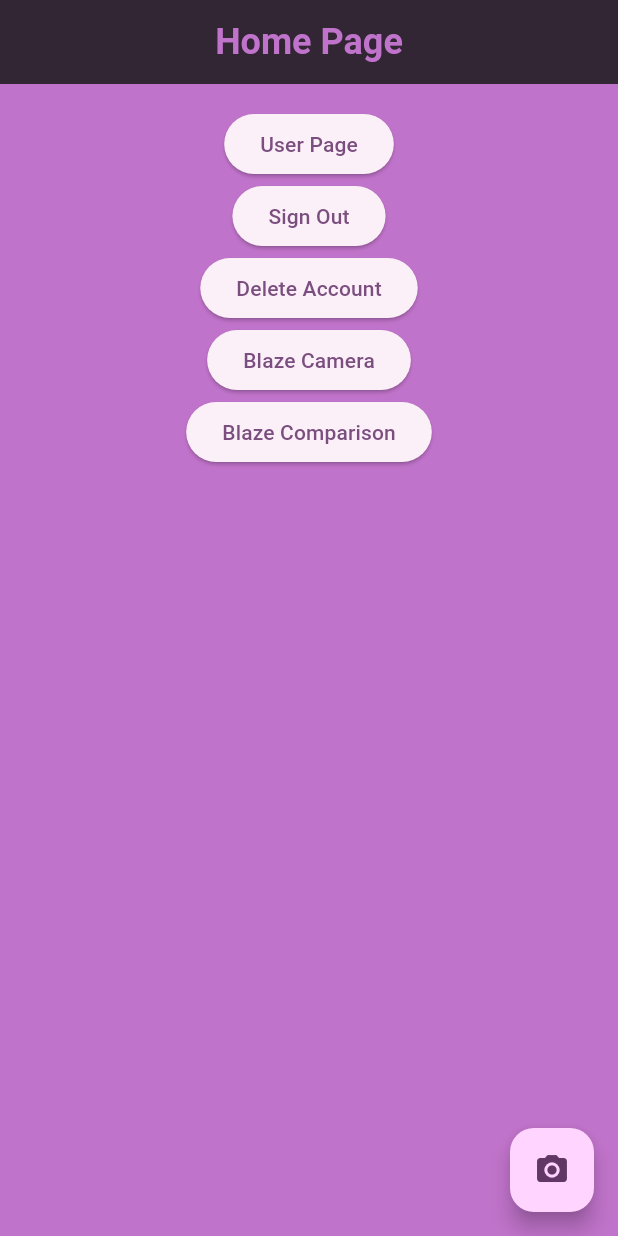
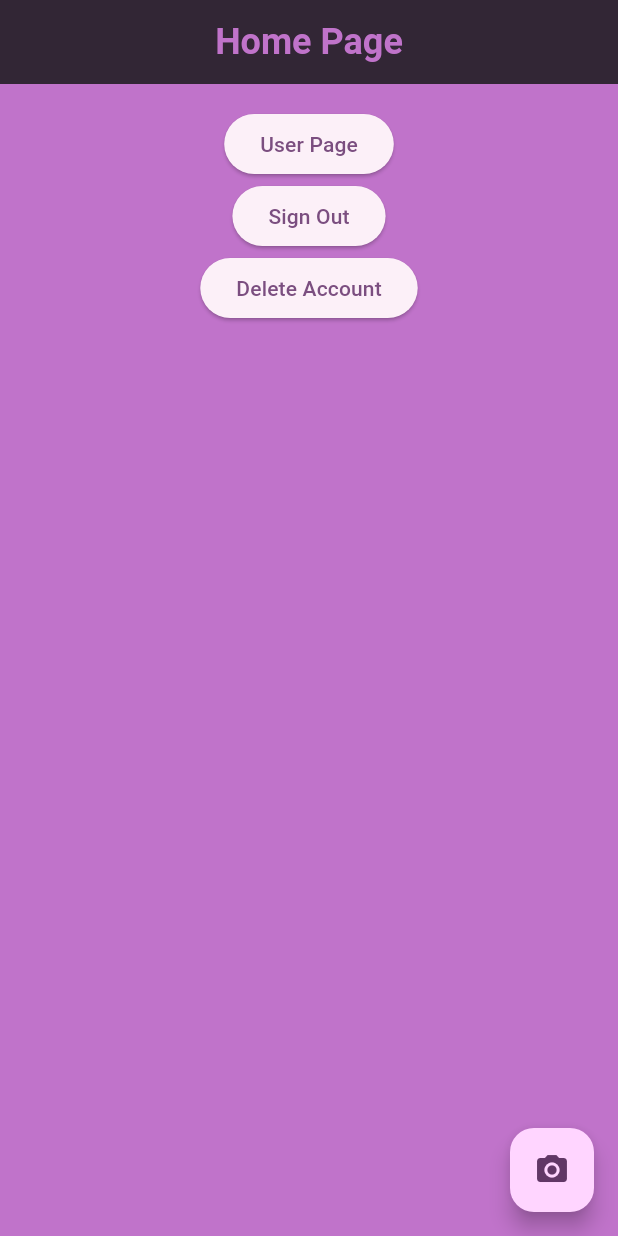
Before and after one commit to ZasaQ/emotions_recognition_app, a Flutter app: the screen it shows once a user with an empty profile is signed in, on a phone screen of 412 x 824 dp. Run offline on Flutter 3.47's test engine with Material 3 defaults, Android fonts, the phone set to English and light mode, and no system bars; our stand-ins replace camera, cloud_firestore, cloud_functions, firebase_auth, firebase_core, firebase_messaging and 1 more; missing offline and left inert: tflite_flutter; accounts and stored records are empty.

Commit message:
removed unused pages

```diff
--- a/lib/pages/home_page.dart
+++ b/lib/pages/home_page.dart
@@ -47,16 +47,6 @@ class _HomePageState extends State<HomePage> {
                 onPressed: () => authHandler.removeCurrentUser(),
                 child: const Text("Delete Account"),
               ),
-
-              ElevatedButton(
-                onPressed: () => Navigator.pushNamed(context, '/blaze_camera'),
-                child: const Text("Blaze Camera"),
-              ),
-
-              ElevatedButton(
-                onPressed: () => Navigator.pushNamed(context, '/blaze_comparison'),
-                child: const Text("Blaze Comparison"),
-              ),
             ],
           )
         )
```
